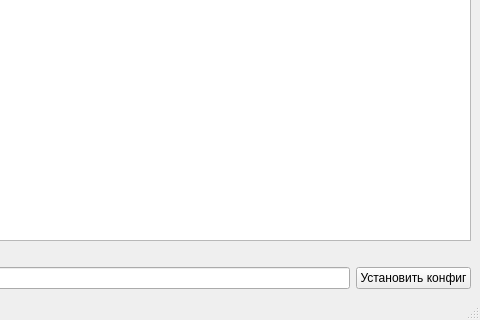
Before: the Qt Designer form ui/main_window.ui in livvyyRUS/downloader, drawn with Qt 5; both pictures show x 320 to 800 and y 280 to 600 of the 800 by 600 pixel window.
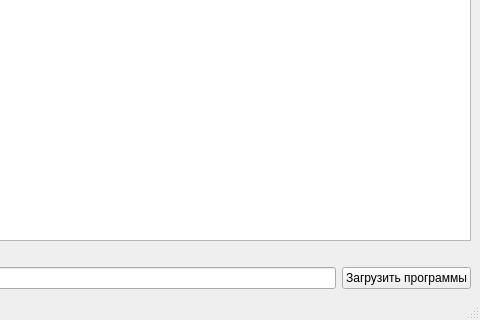
After: the same form once the commit is applied.

What changed in the file:
```diff
--- a/ui/main_window.ui
+++ b/ui/main_window.ui
@@ -40,7 +40,7 @@
       <item>
        <widget class="QPushButton" name="set_link">
         <property name="text">
-         <string>Установить конфиг</string>
+         <string>Загрузить программы</string>
         </property>
        </widget>
       </item>
```
Left out of the diff: 6 changed lines with no effect on the pictures.
